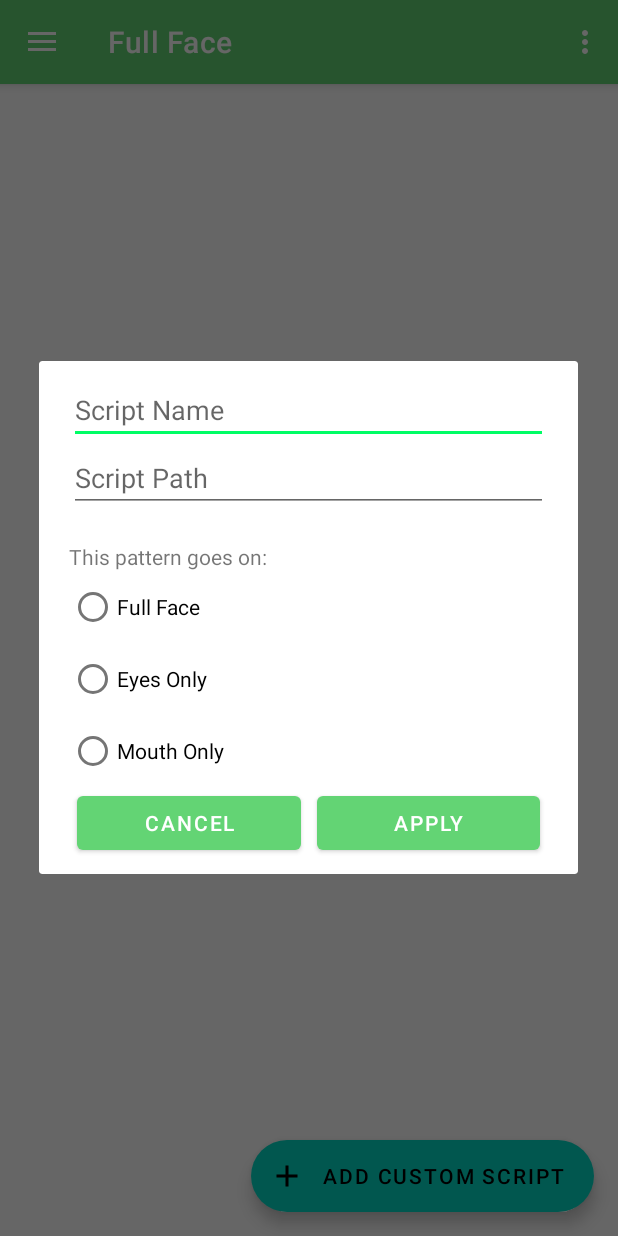
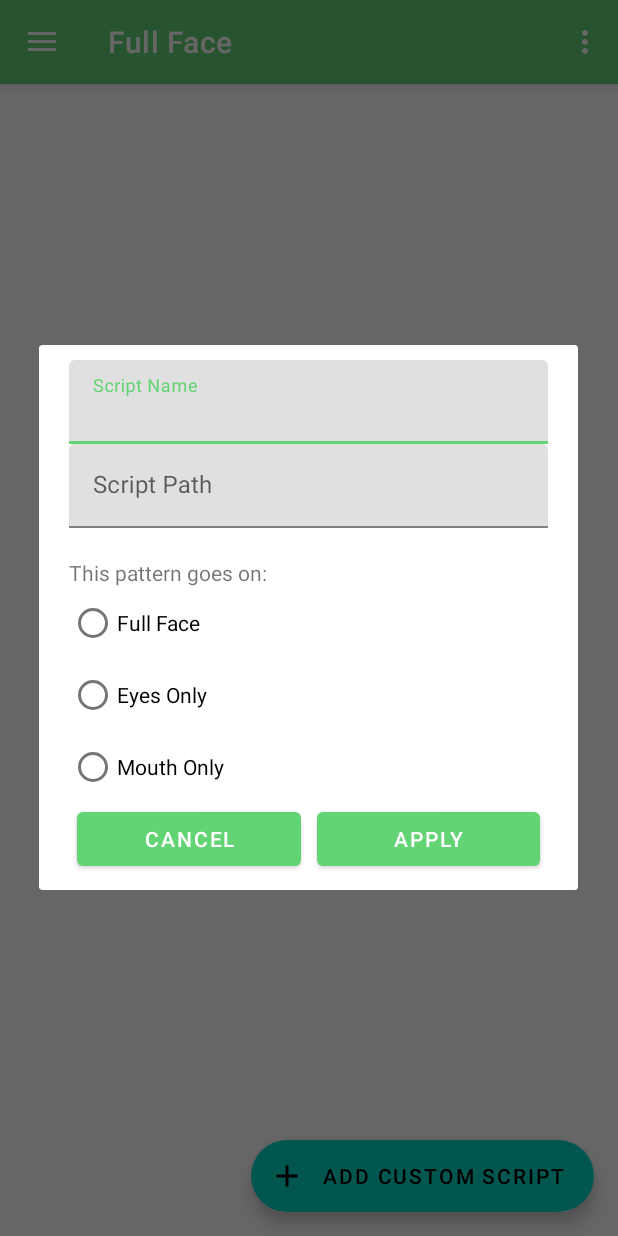
Before and after one commit to OpenSourceProtogenCollection/flexOS, an Android app: the screen it shows after launch (MainActivity), after a tap on "ADD CUSTOM SCRIPT", on a phone screen of 412 x 824 dp. Run offline under Robolectric (Android 15) with nearby library versions, the phone set to English and light mode, and no system bars; our stand-ins replace navigation-ui; 2 statements that could not run were skipped.

Commit message:
Switch EditTexts to Material TextInputLayout

```diff
--- a/android/ProtogenSSH/app/src/main/res/layout/dialog_add_script.xml
+++ b/android/ProtogenSSH/app/src/main/res/layout/dialog_add_script.xml
@@ -5,18 +5,28 @@
     android:paddingVertical="10dp"
     android:layout_width="match_parent"
     android:layout_height="match_parent">
-    <EditText
+
+    <com.google.android.material.textfield.TextInputLayout
         android:id="@+id/scriptName"
         android:layout_width="match_parent"
         android:layout_height="wrap_content"
-        android:hint="@string/script_name"
-        />
-    <EditText
+        android:hint="Script Name">
+
+        <com.google.android.material.textfield.TextInputEditText
+            android:layout_width="match_parent"
+            android:layout_height="wrap_content"/>
+    </com.google.android.material.textfield.TextInputLayout>
+
+    <com.google.android.material.textfield.TextInputLayout
         android:id="@+id/scriptPath"
         android:layout_width="match_parent"
         android:layout_height="wrap_content"
-        android:hint="@string/script_path"
-        />
+        android:hint="Script Path">
+
+        <com.google.android.material.textfield.TextInputEditText
+            android:layout_width="match_parent"
+            android:layout_height="wrap_content"/>
+    </com.google.android.material.textfield.TextInputLayout>
 
     <RadioGroup
         android:layout_width="match_parent"
```
